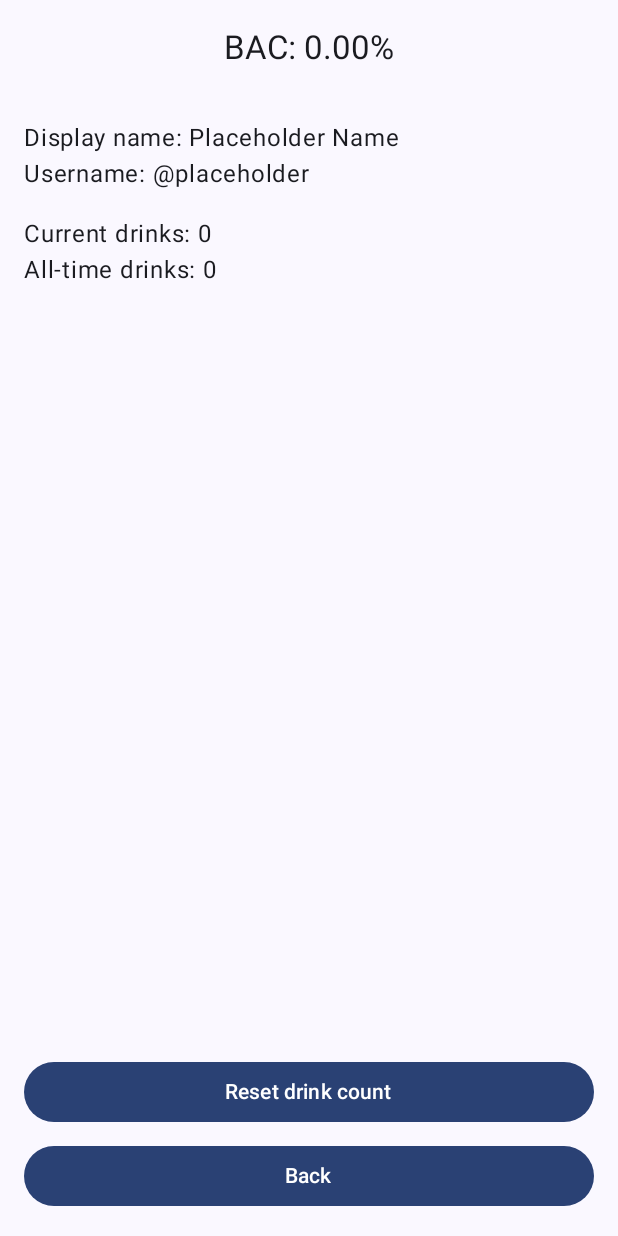
After one commit to WheatonBednarek/Tipsy-Trek, an Android app built with Jetpack Compose: the UserPage screen opened through its navigation route, on a phone screen of 412 x 824 dp. The commit adds this screen. Run offline under Robolectric (Android 15) with nearby library versions, the phone set to English and light mode, and no system bars.

Commit message:
User Data Section (Built off Wheatons). Edits Made to: DrinkPage, Homepage, SelectionScreen, MainActivity to account for user

```diff
--- a/app/src/main/java/com/cs407/tipsytrek/MainActivity.kt
+++ b/app/src/main/java/com/cs407/tipsytrek/MainActivity.kt
@@ -1,6 +1,7 @@
 package com.cs407.tipsytrek
 
 import android.os.Bundle
+import android.widget.Toast
 import androidx.activity.ComponentActivity
 import androidx.activity.compose.setContent
 import androidx.activity.enableEdgeToEdge
@@ -10,6 +11,7 @@ import androidx.compose.runtime.mutableStateOf
 import androidx.compose.runtime.remember
 import androidx.compose.runtime.rememberCoroutineScope
 import androidx.compose.runtime.setValue
+import androidx.compose.ui.platform.LocalContext
 import androidx.navigation.compose.NavHost
 import androidx.navigation.compose.composable
 import androidx.navigation.compose.rememberNavController
@@ -20,7 +22,12 @@ import com.cs407.tipsytrek.ui.HomePage
 import com.cs407.tipsytrek.ui.HomePageId
 import com.cs407.tipsytrek.ui.SelectionScreen
 import com.cs407.tipsytrek.ui.SelectionScreenId
+import com.cs407.tipsytrek.ui.UserPage
+import com.cs407.tipsytrek.ui.UserPageId
 import com.cs407.tipsytrek.ui.theme.TipsyTrekTheme
+
+// 🔹 IMPORTANT: import Beverage
+import com.cs407.tipsytrek.Beverage
 
 class MainActivity : ComponentActivity() {
     override fun onCreate(savedInstanceState: Bundle?) {
@@ -28,19 +35,82 @@ class MainActivity : ComponentActivity() {
         enableEdgeToEdge()
         setContent {
             val navController = rememberNavController()
+
+            // original list used for SelectionScreen
             var beverageCollection by remember { mutableStateOf(listOf<Beverage>()) }
-            // debug code to list out each beverage
+
+            // new User state for BAC + counts
+            var user by remember { mutableStateOf(User()) }
+
+            val context = LocalContext.current
+
+            // keep your original debug init of beverages
             LaunchedEffect(rememberCoroutineScope()) {
                 beverageCollection += DrinkManager.possibleBevs
             }
+
             TipsyTrekTheme {
                 NavHost(navController, startDestination = HomePageId) {
-                    composable(HomePageId) { HomePage(navController, {
-                        beverageCollection += it
-                    }) }
-                    composable(SelectionScreenId) { SelectionScreen(navController, beverageCollection) }
+
+                    // HOME
+                    composable(HomePageId) {
+                        HomePage(
+                            navController = navController,
+                            user = user,
+                            onCollectDrink = { beverage ->
+                                // old behavior: still add to beverageCollection
+                                beverageCollection += beverage
+
+                                // new behavior: track in User as well
+                                user = user.addDrink(beverage)
+
+                                Toast.makeText(
+                                    context,
+                                    "Drink consumed!",
+                                    Toast.LENGTH_SHORT
+                                ).show()
+                            }
+                        )
+                    }
+
+                    // SELECTION SCREEN (unchanged from your original logic)
+                    composable(SelectionScreenId) {
+                        SelectionScreen(navController, beverageCollection, user = user)
+                    }
+
+                    // USER PAGE
+                    composable(UserPageId) {
+                        UserPage(
+                            navController = navController,
+                            user = user,
+                            onResetCurrent = {
+                                user = user.resetCurrentDrinks()
+                            }
+                        )
+                    }
+
+                    // DRINK DETAIL
                     composable<Beverage> { backStack ->
-                        DrinkPage(backStack.toRoute(), navController)
+                        val beverage = backStack.toRoute<Beverage>()
+
+                        DrinkPage(
+                            beverage = beverage,
+                            navController = navController,
+                            user = user,                         // 🔹 pass user in
+                            onDrinkConsumed = { drink ->
+                                // increment main drink list
+                                beverageCollection += drink
+
+                                // and user stats
+                                user = user.addDrink(drink)
+
+                                Toast.makeText(
+                                    context,
+                                    "Drink consumed!",
+                                    Toast.LENGTH_SHORT
+                                ).show()
+                            }
+                        )
                     }
                 }
             }
--- /dev/null
+++ b/app/src/main/java/com/cs407/tipsytrek/User.kt
@@ -0,0 +1,24 @@
+package com.cs407.tipsytrek
+
+data class User(
+    val displayName: String = "Placeholder Name",
+    val username: String = "@placeholder",
+    val currentDrinks: List<Beverage> = emptyList(),
+    val allTimeDrinks: List<Beverage> = emptyList()
+) {
+    // Simple BAC model: 0.02% per standard drink
+    val bac: Double
+        get() = currentDrinks.sumOf { it.standardDrinks } * 0.02
+
+    val formattedBac: String
+        get() = String.format("%.2f%%", bac)
+
+    fun addDrink(drink: Beverage): User =
+        copy(
+            currentDrinks = currentDrinks + drink,
+            allTimeDrinks = allTimeDrinks + drink
+        )
+
+    fun resetCurrentDrinks(): User =
+        copy(currentDrinks = emptyList())
+}
--- a/app/src/main/java/com/cs407/tipsytrek/ui/HomePage.kt
+++ b/app/src/main/java/com/cs407/tipsytrek/ui/HomePage.kt
@@ -25,13 +25,19 @@ import com.cs407.tipsytrek.data.DrinkManager
 import kotlinx.coroutines.Dispatchers
 import kotlinx.coroutines.delay
 import kotlinx.coroutines.launch
+import androidx.compose.material.icons.filled.Person
+import com.cs407.tipsytrek.User
+import com.cs407.tipsytrek.ui.UserPageId
+
 
 // lowk cursed kotlin allows these to have the same identifier
 val HomePageId = "Home"
 
 @OptIn(ExperimentalMaterial3Api::class)
 @Composable
-fun HomePage(navController: NavController, onCollectDrink: (Beverage) -> Unit) {
+fun HomePage(navController: NavController,
+             user: User,
+             onCollectDrink: (Beverage) -> Unit) {
     val drinkManager by remember { mutableStateOf(DrinkManager()) }
     val drinks by drinkManager.drinksFlow.collectAsState()
     // launch a thread to tick the drink manager every second to have it check for changes
@@ -50,8 +56,16 @@ fun HomePage(navController: NavController, onCollectDrink: (Beverage) -> Unit) {
         modifier = Modifier.fillMaxSize(),
         topBar = {
             CenterAlignedTopAppBar(
-                title = { Text("BAC: 0.??%") },
+                title = { Text("BAC: ${user.formattedBac}") },
                 actions = {
+                    // Button to go to User page
+                    IconButton(onClick = { navController.navigate(UserPageId) }) {
+                        Icon(
+                            Icons.Default.Person,
+                            contentDescription = "User Page"
+                        )
+                    }
+                    // Existing button to go to beverage selection
                     IconButton(onClick = { navController.navigate(SelectionScreenId) }) {
                         Icon(
                             Icons.Default.Menu,
@@ -69,4 +83,5 @@ fun HomePage(navController: NavController, onCollectDrink: (Beverage) -> Unit) {
             }
         }
     }
+
 }
--- /dev/null
+++ b/app/src/main/java/com/cs407/tipsytrek/ui/UserPage.kt
@@ -0,0 +1,72 @@
+package com.cs407.tipsytrek.ui
+
+import androidx.compose.foundation.layout.Arrangement
+import androidx.compose.foundation.layout.Column
+import androidx.compose.foundation.layout.Spacer
+import androidx.compose.foundation.layout.fillMaxSize
+import androidx.compose.foundation.layout.fillMaxWidth
+import androidx.compose.foundation.layout.padding
+import androidx.compose.material3.Button
+import androidx.compose.material3.CenterAlignedTopAppBar
+import androidx.compose.material3.ExperimentalMaterial3Api
+import androidx.compose.material3.Scaffold
+import androidx.compose.material3.Text
+import androidx.compose.runtime.Composable
+import androidx.compose.ui.Modifier
+import androidx.compose.ui.unit.dp
+import androidx.navigation.NavController
+import com.cs407.tipsytrek.User
+
+val UserPageId = "User"
+
+@OptIn(ExperimentalMaterial3Api::class)
+@Composable
+fun UserPage(
+    navController: NavController,
+    user: User,
+    onResetCurrent: () -> Unit
+) {
+    Scaffold(
+        topBar = {
+            CenterAlignedTopAppBar(
+                title = { Text("BAC: ${user.formattedBac}") }
+            )
+        }
+    ) { innerPadding ->
+        Column(
+            modifier = Modifier
+                .fillMaxSize()
+                .padding(innerPadding)
+                .padding(16.dp),
+            verticalArrangement = Arrangement.SpaceBetween
+        ) {
+            Column {
+                Text("Display name: ${user.displayName}")
+                Text("Username: ${user.username}")
+
+                Spacer(Modifier.padding(top = 16.dp))
+
+                Text("Current drinks: ${user.currentDrinks.size}")
+                Text("All-time drinks: ${user.allTimeDrinks.size}")
+            }
+
+            Column {
+                Button(
+                    onClick = onResetCurrent,
+                    modifier = Modifier.fillMaxWidth()
+                ) {
+                    Text("Reset drink count")
+                }
+
+                Spacer(Modifier.padding(top = 8.dp))
+
+                Button(
+                    onClick = { navController.popBackStack() },
+                    modifier = Modifier.fillMaxWidth()
+                ) {
+                    Text("Back")
+                }
+            }
+        }
+    }
+}
```
Also changed, not shown: app/src/main/java/com/cs407/tipsytrek/ui/DrinkPage.kt (+19 -10 lines), app/src/main/java/com/cs407/tipsytrek/ui/SelectionScreen.kt (+5 -3 lines).
